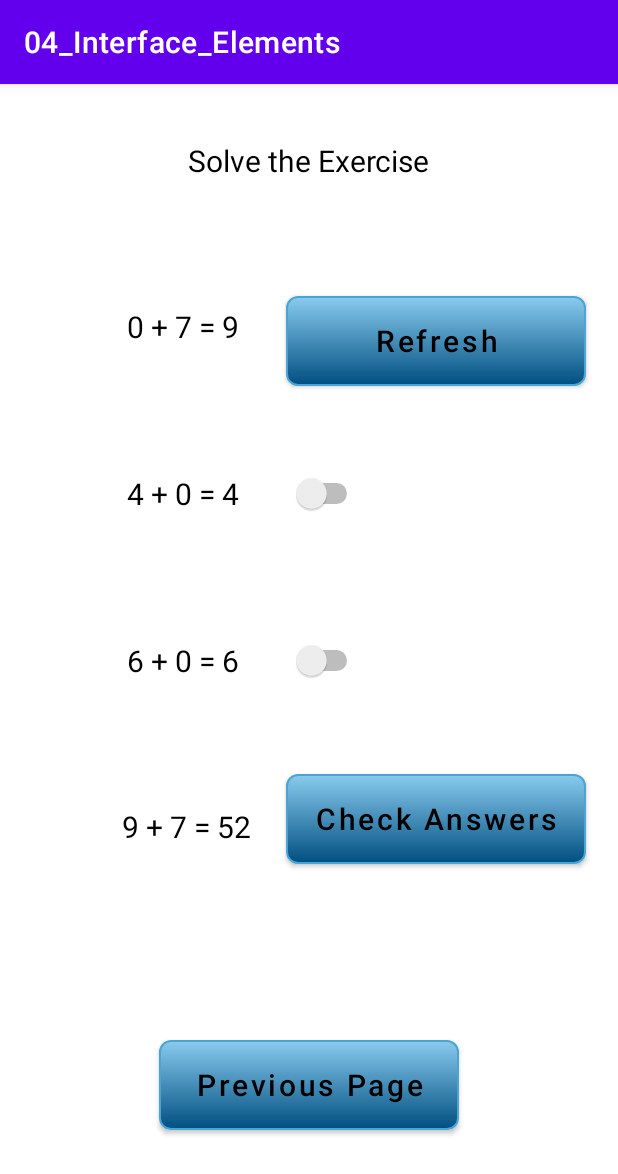
After one commit to Sooqija/MobileSystemProgrammingTechnologies, an Android app: the ExerciseActivity screen opened directly, with no data from a screen before it, on a phone screen of 412 x 824 dp. The commit adds this screen. Shown: the top 1174 px of the screen. Run offline under Robolectric (Android 15) with nearby library versions, the phone set to English and light mode, and no system bars.

Commit message:
additional task for 4 lab

```diff
--- a/04_Interface_Elements/app/src/main/AndroidManifest.xml
+++ b/04_Interface_Elements/app/src/main/AndroidManifest.xml
@@ -25,6 +25,7 @@
         <activity android:name=".PressedOrReleasedActivity" />
         <activity android:name=".DateActivity" />
         <activity android:name=".ListActivity" />
+        <activity android:name=".ExerciseActivity" />
     </application>
 
 </manifest>
--- /dev/null
+++ b/04_Interface_Elements/app/src/main/java/com/example/a04_interface_elements/ExerciseActivity.kt
@@ -0,0 +1,115 @@
+package com.example.a04_interface_elements
+
+import android.content.Intent
+import android.graphics.Color
+import android.os.Bundle
+import android.provider.CalendarContract
+import android.widget.Button
+import android.widget.Switch
+import android.widget.TextView
+import androidx.appcompat.app.AppCompatActivity
+import androidx.core.content.ContextCompat
+
+fun Int.toBoolean() = if (this == 1) true else false
+fun Boolean.toInt() = if (this) 1 else 0
+
+
+class ExerciseActivity: AppCompatActivity() {
+    private lateinit var previousPageButton: Button
+
+
+    fun Start() {
+        val operation = arrayOf("+", "-", "*")
+        val operations = Array(4) { i-> operation[(0..2).random()] }
+        val isCorrect = Array(4) { i-> (0..1).random() }
+        val firstNumbers = Array(4) {i -> (0..10).random()}
+        val secondNumbers = Array(4) {i -> (0..10).random()}
+        val equation1 = findViewById<TextView>(R.id.Equation1)
+        val equation2 = findViewById<TextView>(R.id.Equation2)
+        val equation3 = findViewById<TextView>(R.id.Equation3)
+        val equation4 = findViewById<TextView>(R.id.Equation4)
+        val switch1 = findViewById<Switch>(R.id.Switch1)
+        val switch2 = findViewById<Switch>(R.id.Switch2)
+        val switch3 = findViewById<Switch>(R.id.Switch3)
+        val switch4 = findViewById<Switch>(R.id.Switch4)
+        val equations = arrayOf<TextView>(equation1, equation2, equation3, equation4)
+        val switches = arrayOf<Switch>(switch1, switch2, switch3, switch4)
+
+        for (i in 0..3) {
+            switches[i].isChecked = false
+        }
+
+        for (i in 0..3) {
+            if (isCorrect[i] == 1) {
+                when (operations[i]) {
+                    "+" -> equations[i].text = firstNumbers[i].toString() + " + " + secondNumbers[i] + " = " + (firstNumbers[i] + secondNumbers[i]).toString()
+                    "-" -> equations[i].text = firstNumbers[i].toString() + " - " + secondNumbers[i] + " = " + (firstNumbers[i] - secondNumbers[i]).toString()
+                    "*" -> equations[i].text = firstNumbers[i].toString() + " * " + secondNumbers[i] + " = " + (firstNumbers[i] * secondNumbers[i]).toString()
+                }
+            }
+            else {
+                when (operations[i]) {
+                    "+" -> {
+                        var ans = 0
+                        do { ans = (0..100).random() } while (ans == firstNumbers[i] + secondNumbers[i])
+                        equations[i].text = firstNumbers[i].toString() + " + " + secondNumbers[i] + " = " + ans.toString()
+                    }
+                    "-" -> {
+                        var ans = 0
+                        do { ans = (0..100).random() } while (ans == firstNumbers[i] - secondNumbers[i])
+                        equations[i].text = firstNumbers[i].toString() + " - " + secondNumbers[i] + " = " + ans.toString()
+                    }
+                    "*" -> {
+                        var ans = 0
+                        do { ans = (0..100).random() } while (ans == firstNumbers[i] * secondNumbers[i])
+                        equations[i].text = firstNumbers[i].toString() + " * " + secondNumbers[i] + " = " + ans.toString()
+                    }
+                }
+            }
+        }
+
+        val checkAnswers = findViewById<Button>(R.id.CheckAnswers)
+        val solveAnswer = findViewById<TextView>(R.id.Answer)
+        solveAnswer.text = ""
+        var correct = 0
+
+        for (i in 0..3) {
+            correct += isCorrect[i]
+        }
+
+        checkAnswers.setOnClickListener {
+            var correctSwitch = 0
+            for (i in 0..3) {
+                correctSwitch += switches[i].isChecked.toInt()
+            }
+            if (correct == correctSwitch &&
+                correct == switches[0].isChecked.toInt() * isCorrect[0] +
+                switches[1].isChecked.toInt() * isCorrect[1] +
+                switches[2].isChecked.toInt() * isCorrect[2] +
+                switches[3].isChecked.toInt() * isCorrect[3]) {
+
+                solveAnswer.text = "Correct Answer ! :)"
+                solveAnswer.setTextColor(Color.parseColor("#0ada52"))
+            }
+            else {
+                solveAnswer.text = "Wrong Answer... :("
+                solveAnswer.setTextColor(Color.parseColor("#f70707"))
+            }
+        }
+        val refreshButton = findViewById<Button>(R.id.Refresh)
+        refreshButton.setOnClickListener { Start() }
+    }
+
+    override fun onCreate(savedInstanceState: Bundle?) {
+        super.onCreate(savedInstanceState)
+        setContentView(R.layout.activity_exercise)
+
+        Start()
+
+        previousPageButton = findViewById(R.id.PreviousPage)
+        previousPageButton.setOnClickListener {
+            val intent = Intent(this@ExerciseActivity, ListActivity::class.java)
+            startActivity(intent)
+        }
+    }
+}
--- a/04_Interface_Elements/app/src/main/java/com/example/a04_interface_elements/ListActivity.kt
+++ b/04_Interface_Elements/app/src/main/java/com/example/a04_interface_elements/ListActivity.kt
@@ -3,11 +3,8 @@ package com.example.a04_interface_elements
 import android.content.Intent
 import android.os.Bundle
 import android.view.View
-import android.webkit.WebView
 import android.widget.*
 import androidx.appcompat.app.AppCompatActivity
-import org.w3c.dom.Text
-import java.util.*
 
 class ListActivity: AppCompatActivity() {
     private lateinit var spinnerHeroPicker: Spinner
@@ -17,6 +14,8 @@ class ListActivity: AppCompatActivity() {
     private lateinit var seekBar:SeekBar
     private lateinit var seekBarIndicator:TextView
     private lateinit var previousPageButton: Button
+    private lateinit var nextPageButton: Button
+
 
     override fun onCreate(savedInstanceState: Bundle?) {
         super.onCreate(savedInstanceState)
@@ -56,7 +55,7 @@ class ListActivity: AppCompatActivity() {
 
         //SeekBar
         seekBar = findViewById(R.id.SeekBar)
-        seekBarIndicator =  findViewById(R.id.SeekBarIndicator)
+        seekBarIndicator =  findViewById(R.id.Solve)
         seekBar.setOnSeekBarChangeListener(object: SeekBar.OnSeekBarChangeListener {
             override fun onProgressChanged(seekBar: SeekBar, progress: Int,
                                            fromUser: Boolean) {
@@ -77,5 +76,10 @@ class ListActivity: AppCompatActivity() {
             val intent = Intent(this@ListActivity, DateActivity::class.java)
             startActivity(intent)
         }
+        nextPageButton = findViewById(R.id.NextPage)
+        nextPageButton.setOnClickListener {
+            val intent = Intent(this@ListActivity, ExerciseActivity::class.java)
+            startActivity(intent)
+        }
     }
 }
--- /dev/null
+++ b/04_Interface_Elements/app/src/main/res/layout/activity_exercise.xml
@@ -0,0 +1,212 @@
+<?xml version="1.0" encoding="utf-8"?>
+<androidx.constraintlayout.widget.ConstraintLayout xmlns:android="http://schemas.android.com/apk/res/android"
+    xmlns:app="http://schemas.android.com/apk/res-auto"
+    xmlns:tools="http://schemas.android.com/tools"
+    android:layout_width="match_parent"
+    android:layout_height="match_parent"
+    tools:context=".MainActivity"
+    android:background="@color/white"
+    app:backgroundTint="@null">
+
+    <TextView
+        android:id="@+id/Answer"
+        android:layout_width="wrap_content"
+        android:layout_height="wrap_content"
+        android:text=""
+        android:textColor="@color/black"
+        android:textSize="20sp"
+        app:layout_constraintBottom_toBottomOf="parent"
+        app:layout_constraintEnd_toEndOf="parent"
+        app:layout_constraintHorizontal_bias="0.874"
+        app:layout_constraintStart_toStartOf="parent"
+        app:layout_constraintTop_toTopOf="parent"
+        app:layout_constraintVertical_bias="0.5" />
+
+    <TextView
+        android:id="@+id/Solve"
+        android:layout_width="wrap_content"
+        android:layout_height="wrap_content"
+        android:text="Solve the Exercise"
+        android:textColor="@color/black"
+        android:textSize="20sp"
+        app:layout_constraintBottom_toBottomOf="parent"
+        app:layout_constraintEnd_toEndOf="parent"
+        app:layout_constraintHorizontal_bias="0.5"
+        app:layout_constraintStart_toStartOf="parent"
+        app:layout_constraintTop_toTopOf="parent"
+        app:layout_constraintVertical_bias="0.05" />
+
+    <TextView
+        android:id="@+id/Equation1"
+        android:layout_width="wrap_content"
+        android:layout_height="wrap_content"
+        android:text="Some Equation 1"
+        android:textColor="@color/black"
+        android:textSize="20sp"
+        app:layout_constraintBottom_toBottomOf="parent"
+        app:layout_constraintEnd_toEndOf="parent"
+        app:layout_constraintHorizontal_bias="0.25"
+        app:layout_constraintStart_toStartOf="parent"
+        app:layout_constraintTop_toTopOf="parent"
+        app:layout_constraintVertical_bias="0.2" />
+
+    <Switch
+        android:id="@+id/Switch1"
+        android:layout_width="wrap_content"
+        android:layout_height="wrap_content"
+        android:width="150sp"
+        android:height="30sp"
+        android:text=""
+        app:layout_constraintBottom_toBottomOf="parent"
+        app:layout_constraintEnd_toEndOf="parent"
+        app:layout_constraintHorizontal_bias="0.35"
+        app:layout_constraintStart_toStartOf="parent"
+        app:layout_constraintTop_toTopOf="parent"
+        app:layout_constraintVertical_bias="0.2"
+        android:scrollbarSize="200sp"/>
+
+    <TextView
+        android:id="@+id/Equation2"
+        android:layout_width="wrap_content"
+        android:layout_height="wrap_content"
+        android:text="Some Equation 2"
+        android:textColor="@color/black"
+        android:textSize="20sp"
+        app:layout_constraintBottom_toBottomOf="parent"
+        app:layout_constraintEnd_toEndOf="parent"
+        app:layout_constraintHorizontal_bias="0.25"
+        app:layout_constraintStart_toStartOf="parent"
+        app:layout_constraintTop_toTopOf="parent"
+        app:layout_constraintVertical_bias="0.35" />
+
+    <Switch
+        android:id="@+id/Switch2"
+        android:layout_width="wrap_content"
+        android:layout_height="wrap_content"
+        android:width="150sp"
+        android:height="30sp"
+        android:text=""
+        app:layout_constraintBottom_toBottomOf="parent"
+        app:layout_constraintEnd_toEndOf="parent"
+        app:layout_constraintHorizontal_bias="0.35"
+        app:layout_constraintStart_toStartOf="parent"
+        app:layout_constraintTop_toTopOf="parent"
+        app:layout_constraintVertical_bias="0.35" />
+
+    <TextView
+        android:id="@+id/Equation3"
+        android:layout_width="wrap_content"
+        android:layout_height="wrap_content"
+        android:text="Some Equation 3"
+        android:textColor="@color/black"
+        android:textSize="20sp"
+        app:layout_constraintBottom_toBottomOf="parent"
+        app:layout_constraintEnd_toEndOf="parent"
+        app:layout_constraintHorizontal_bias="0.25"
+        app:layout_constraintStart_toStartOf="parent"
+        app:layout_constraintTop_toTopOf="parent"
+        app:layout_constraintVertical_bias="0.5" />
+
+    <Switch
+        android:id="@+id/Switch3"
+        android:layout_width="wrap_content"
+        android:layout_height="wrap_content"
+        android:width="150sp"
+        android:height="30sp"
+        android:text=""
+        app:layout_constraintBottom_toBottomOf="parent"
+        app:layout_constraintEnd_toEndOf="parent"
+        app:layout_constraintHorizontal_bias="0.35"
+        app:layout_constraintStart_toStartOf="parent"
+        app:layout_constraintTop_toTopOf="parent"
+        app:layout_constraintVertical_bias="0.5" />
+
+    <TextView
+        android:id="@+id/Equation4"
+        android:layout_width="wrap_content"
+        android:layout_height="wrap_content"
+        android:text="Some Equation 4"
+        android:textColor="@color/black"
+        android:textSize="20sp"
+        app:layout_constraintBottom_toBottomOf="parent"
+        app:layout_constraintEnd_toEndOf="parent"
+        app:layout_constraintHorizontal_bias="0.25"
+        app:layout_constraintStart_toStartOf="parent"
+        app:layout_constraintTop_toTopOf="parent"
+        app:layout_constraintVertical_bias="0.65" />
+
+    <Switch
+        android:id="@+id/Switch4"
+        android:layout_width="wrap_content"
+        android:layout_height="wrap_content"
+        android:width="150sp"
+        android:height="30sp"
+        android:text=""
+        app:layout_constraintBottom_toBottomOf="parent"
+        app:layout_constraintEnd_toEndOf="parent"
+        app:layout_constraintHorizontal_bias="0.35"
+        app:layout_constraintStart_toStartOf="parent"
+        app:layout_constraintTop_toTopOf="parent"
+        app:layout_constraintVertical_bias="0.65" />
+
+    <Button
+        android:id="@+id/Refresh"
+        android:layout_width="wrap_content"
+        android:layout_height="wrap_content"
+        android:width="200sp"
+        android:height="60sp"
+        android:background="@drawable/selector"
+        android:text="Refresh"
+        android:textAllCaps="false"
+        android:textColor="@color/black"
+        android:textSize="20sp"
+        app:backgroundTint="@null"
+        app:layout_constraintBottom_toBottomOf="parent"
+        app:layout_constraintEnd_toEndOf="parent"
+        app:layout_constraintHorizontal_bias="0.9"
+        app:layout_constraintStart_toStartOf="parent"
+        app:layout_constraintTop_toTopOf="parent"
+        app:layout_constraintVertical_bias="0.2" />
+
+    <Button
+        android:id="@+id/CheckAnswers"
+        android:layout_width="wrap_content"
+        android:layout_height="wrap_content"
+        android:width="200sp"
+        android:height="60sp"
+        android:background="@drawable/selector"
+        android:text="Check Answers"
+        android:textAllCaps="false"
+        android:textColor="@color/black"
+        android:textSize="20sp"
+        app:backgroundTint="@null"
+        app:layout_constraintBottom_toBottomOf="parent"
+        app:layout_constraintEnd_toEndOf="parent"
+        app:layout_constraintHorizontal_bias="0.9"
+        app:layout_constraintStart_toStartOf="parent"
+        app:layout_constraintTop_toTopOf="parent"
+        app:layout_constraintVertical_bias="0.65" />
+
+
+
+    <Button
+        android:id="@+id/PreviousPage"
+        android:layout_width="wrap_content"
+        android:layout_height="wrap_content"
+        android:background="@drawable/selector"
+        android:text="Previous Page"
+        android:textAllCaps="false"
+        android:textColor="@color/black"
+        android:textSize="20sp"
+        app:backgroundTint="@null"
+        app:layout_constraintBottom_toBottomOf="parent"
+        app:layout_constraintEnd_toEndOf="parent"
+        app:layout_constraintHorizontal_bias="0.5"
+        app:layout_constraintStart_toStartOf="parent"
+        app:layout_constraintTop_toTopOf="parent"
+        app:layout_constraintVertical_bias="0.9"
+        android:height="60sp"
+        android:width="200sp" />
+
+
+</androidx.constraintlayout.widget.ConstraintLayout>
--- a/04_Interface_Elements/app/src/main/res/layout/activity_list.xml
+++ b/04_Interface_Elements/app/src/main/res/layout/activity_list.xml
@@ -22,7 +22,7 @@
         android:min="0"/>
 
     <TextView
-        android:id="@+id/SeekBarIndicator"
+        android:id="@+id/Solve"
         android:layout_width="wrap_content"
         android:layout_height="wrap_content"
         android:text="Current SeekBar Value 0"
@@ -100,7 +100,26 @@
         app:backgroundTint="@null"
         app:layout_constraintBottom_toBottomOf="parent"
         app:layout_constraintEnd_toEndOf="parent"
-        app:layout_constraintHorizontal_bias="0.5"
+        app:layout_constraintHorizontal_bias="0.2"
+        app:layout_constraintStart_toStartOf="parent"
+        app:layout_constraintTop_toTopOf="parent"
+        app:layout_constraintVertical_bias="0.8"
+        android:height="60sp"
+        android:width="200sp" />
+
+    <Button
+        android:id="@+id/NextPage"
+        android:layout_width="wrap_content"
+        android:layout_height="wrap_content"
+        android:background="@drawable/selector"
+        android:text="@string/next"
+        android:textAllCaps="false"
+        android:textColor="@color/black"
+        android:textSize="20sp"
+        app:backgroundTint="@null"
+        app:layout_constraintBottom_toBottomOf="parent"
+        app:layout_constraintEnd_toEndOf="parent"
+        app:layout_constraintHorizontal_bias="0.8"
         app:layout_constraintStart_toStartOf="parent"
         app:layout_constraintTop_toTopOf="parent"
         app:layout_constraintVertical_bias="0.8"
```
